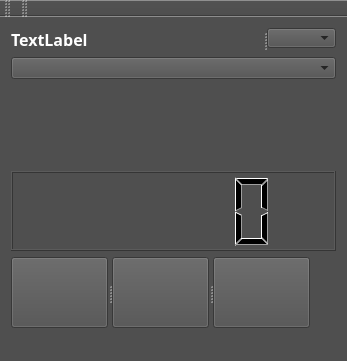
This is interfaz/mainwindow.ui in Ramaora/TPO as Qt 5 draws it before an edit. The edited form follows.
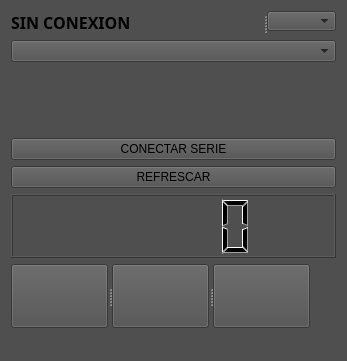
This is the edited form. Icons and pictures are not drawn.

```diff
--- a/interfaz/mainwindow.ui
+++ b/interfaz/mainwindow.ui
@@ -43,7 +43,7 @@
         <cursorShape>PointingHandCursor</cursorShape>
        </property>
        <property name="text">
-        <string>&lt;html&gt;&lt;head/&gt;&lt;body&gt;&lt;p&gt;&lt;span style=&quot; color:#ffffff;&quot;&gt;TextLabel&lt;/span&gt;&lt;/p&gt;&lt;/body&gt;&lt;/html&gt;</string>
+        <string>&lt;html&gt;&lt;head/&gt;&lt;body&gt;&lt;p&gt;SIN CONEXION&lt;/p&gt;&lt;/body&gt;&lt;/html&gt;</string>
        </property>
       </widget>
       <widget class="QSplitter" name="splitter">
@@ -95,6 +95,20 @@
       </widget>
      </widget>
     </item>
+    <item>
+     <widget class="QPushButton" name="pushButton_conectar">
+      <property name="text">
+       <string>CONECTAR SERIE</string>
+      </property>
+     </widget>
+    </item>
+    <item>
+     <widget class="QPushButton" name="pushButton_refrescar">
+      <property name="text">
+       <string>REFRESCAR</string>
+      </property>
+     </widget>
+    </item>
     <item>
      <widget class="QLCDNumber" name="lcdNumber">
       <property name="minimumSize">
@@ -197,36 +211,7 @@
     </item>
    </layout>
   </widget>
-  <widget class="QMenuBar" name="menuBar">
-   <property name="geometry">
-    <rect>
-     <x>0</x>
-     <y>0</y>
-     <width>347</width>
-     <height>21</height>
-    </rect>
-   </property>
-  </widget>
-  <widget class="QToolBar" name="mainToolBar">
-   <attribute name="toolBarArea">
-    <enum>TopToolBarArea</enum>
-   </attribute>
-   <attribute name="toolBarBreak">
-    <bool>false</bool>
-   </attribute>
-  </widget>
   <widget class="QStatusBar" name="statusBar"/>
-  <widget class="QToolBar" name="toolBar">
-   <property name="windowTitle">
-    <string>toolBar</string>
-   </property>
-   <attribute name="toolBarArea">
-    <enum>TopToolBarArea</enum>
-   </attribute>
-   <attribute name="toolBarBreak">
-    <bool>false</bool>
-   </attribute>
-  </widget>
  </widget>
  <layoutdefault spacing="6" margin="11"/>
  <resources/>
```
Left out of the diff: 2 changed lines with no effect on the pictures.
